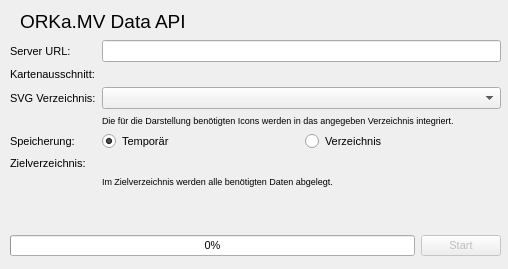
Qt form orkamv_data_api_plugin_dialog_base.ui (terrestris/orkamv-data-api-plugin) before a commit.
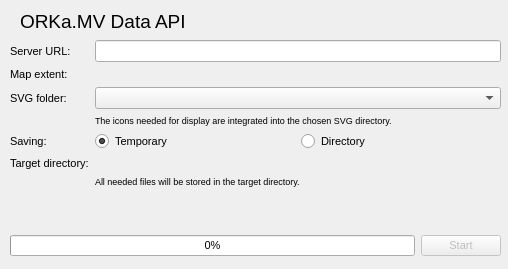
The same form after that commit. Custom widgets are drawn as their Qt base class.

The edit to the form file:
```diff
--- a/orkamv_data_api_plugin_dialog_base.ui
+++ b/orkamv_data_api_plugin_dialog_base.ui
@@ -45,7 +45,7 @@
     <item row="1" column="0">
      <widget class="QLabel" name="extent_selection_label">
       <property name="text">
-       <string>Kartenausschnitt:</string>
+       <string>Map extent:</string>
       </property>
      </widget>
     </item>
@@ -55,7 +55,7 @@
     <item row="2" column="0">
      <widget class="QLabel" name="svg_label">
       <property name="text">
-       <string>SVG Verzeichnis:</string>
+       <string>SVG folder:</string>
       </property>
      </widget>
     </item>
@@ -70,14 +70,14 @@
        </font>
       </property>
       <property name="text">
-       <string>Die für die Darstellung benötigten Icons werden in das angegeben Verzeichnis integriert.</string>
+       <string>The icons needed for display are integrated into the chosen SVG directory.</string>
       </property>
      </widget>
     </item>
     <item row="4" column="0">
      <widget class="QLabel" name="persistance_label">
       <property name="text">
-       <string>Speicherung:</string>
+       <string>Saving:</string>
       </property>
      </widget>
     </item>
@@ -86,7 +86,7 @@
       <item>
        <widget class="QRadioButton" name="persistance_radio_temporary">
         <property name="text">
-         <string>Temporär</string>
+         <string>Temporary</string>
         </property>
         <property name="checked">
          <bool>true</bool>
@@ -96,7 +96,7 @@
       <item>
        <widget class="QRadioButton" name="persistance_radio_todir">
         <property name="text">
-         <string>Verzeichnis</string>
+         <string>Directory</string>
         </property>
        </widget>
       </item>
@@ -105,7 +105,7 @@
     <item row="5" column="0">
      <widget class="QLabel" name="persistance_path_label">
       <property name="text">
-       <string>Zielverzeichnis:</string>
+       <string>Target directory:</string>
       </property>
      </widget>
     </item>
@@ -124,7 +124,7 @@
        </font>
       </property>
       <property name="text">
-       <string>Im Zielverzeichnis werden alle benötigten Daten abgelegt.</string>
+       <string>All needed files will be stored in the target directory.</string>
       </property>
      </widget>
     </item>
```
